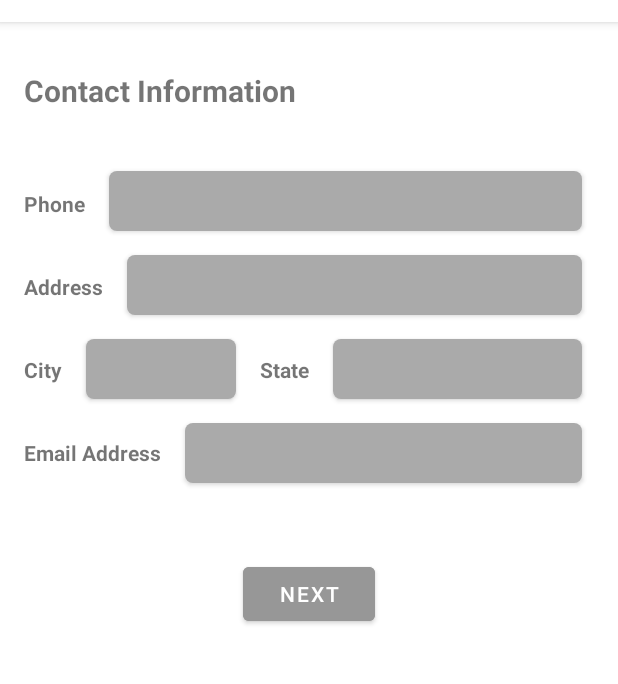
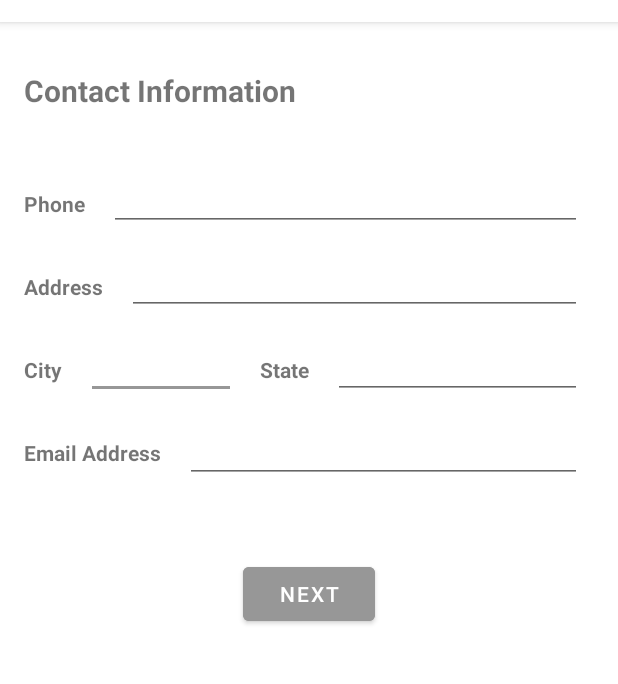
Before and after one commit to olubunmialegbeleye/MedRecord, an Android app: the fragment ContactInformationFragment shown on its own in the app's theme, on a phone screen of 412 x 824 dp, the part 62-746 px from its top. Run offline under Robolectric (Android 15) with nearby library versions, the phone set to English and light mode, and no system bars.

Commit message:
Cleanup layout files

```diff
--- a/app/src/main/res/layout/activity_main.xml
+++ b/app/src/main/res/layout/activity_empty_record.xml
@@ -4,7 +4,7 @@
     xmlns:tools="http://schemas.android.com/tools"
     android:layout_width="match_parent"
     android:layout_height="match_parent"
-    tools:context=".MainActivity">
+    tools:context=".EmptyRecordActivity">
 
     <com.google.android.material.appbar.AppBarLayout
         android:layout_width="match_parent"
--- a/app/src/main/res/layout/activity_record_manager.xml
+++ b/app/src/main/res/layout/activity_record_manager.xml
@@ -4,7 +4,7 @@
     xmlns:tools="http://schemas.android.com/tools"
     android:layout_width="match_parent"
     android:layout_height="match_parent"
-    tools:context=".RecordManager">
+    tools:context=".RecordManagerActivity">
 
     <com.google.android.material.appbar.AppBarLayout
     android:layout_width="match_parent"
@@ -20,7 +20,7 @@
 
 </com.google.android.material.appbar.AppBarLayout>
 
-    <!--<com.google.android.material.floatingactionbutton.FloatingActionButton
+    <com.google.android.material.floatingactionbutton.FloatingActionButton
         android:id="@+id/fab"
         android:layout_width="wrap_content"
         android:layout_height="wrap_content"
@@ -28,7 +28,7 @@
         android:layout_margin="@dimen/fab_margin"
         android:contentDescription="@string/fab_content_description"
         app:backgroundTint="@color/fabBackground"
-        app:srcCompat="@android:drawable/ic_input_add" />-->
+        app:srcCompat="@android:drawable/ic_input_add" />
 
     <include layout="@layout/content_record_manager" />
 
--- a/app/src/main/res/layout/activity_sign_in.xml
+++ b/app/src/main/res/layout/activity_sign_in.xml
@@ -4,7 +4,7 @@
     xmlns:tools="http://schemas.android.com/tools"
     android:layout_width="match_parent"
     android:layout_height="match_parent"
-    tools:context=".MainActivity$SignInActivity">
+    tools:context=".EmptyRecordActivity$SignInActivity">
 
     <TextView
         android:id="@+id/textView3"
@@ -19,7 +19,7 @@
 
     <EditText
         android:id="@+id/editTextUsername"
-        style="@style/AppTheme.RoundedCornerMaterialButton"
+        style="@style/Widget.AppCompat.EditText"
         android:layout_width="0dp"
         android:layout_height="40dp"
         android:layout_marginTop="8dp"
@@ -56,7 +56,7 @@
 
     <EditText
         android:id="@+id/editTextPassword"
-        style="@style/AppTheme.RoundedCornerMaterialButton"
+        style="@style/Widget.AppCompat.EditText"
         android:layout_width="0dp"
         android:layout_height="40dp"
         android:layout_marginTop="16dp"
--- a/app/src/main/res/layout/activity_sign_up.xml
+++ b/app/src/main/res/layout/activity_sign_up.xml
@@ -30,7 +30,7 @@
 
     <EditText
         android:id="@+id/editTextUsername"
-        style="@style/AppTheme.RoundedCornerMaterialButton"
+        style="@style/Widget.AppCompat.EditText"
         android:layout_width="0dp"
         android:layout_height="40dp"
         android:layout_marginTop="8dp"
@@ -55,7 +55,7 @@
 
     <EditText
         android:id="@+id/editTextPassword"
-        style="@style/AppTheme.RoundedCornerMaterialButton"
+        style="@style/Widget.AppCompat.EditText"
         android:layout_width="0dp"
         android:layout_height="40dp"
         android:layout_marginTop="8dp"
@@ -79,7 +79,7 @@
 
     <EditText
         android:id="@+id/editTextConfirmPassword"
-        style="@style/AppTheme.RoundedCornerMaterialButton"
+        style="@style/Widget.AppCompat.EditText"
         android:layout_width="0dp"
         android:layout_height="40dp"
         android:layout_marginTop="8dp"
--- a/app/src/main/res/layout/fragment_contact_information.xml
+++ b/app/src/main/res/layout/fragment_contact_information.xml
@@ -4,7 +4,7 @@
     xmlns:tools="http://schemas.android.com/tools"
     android:layout_width="match_parent"
     android:layout_height="match_parent"
-    tools:context=".MainActivity$SignInActivity">
+    tools:context=".EmptyRecordActivity$SignInActivity">
 
 
     <TextView
@@ -72,7 +72,7 @@
 
     <EditText
         android:id="@+id/editTextTextPersonName5"
-        style="@style/AppTheme.RoundedCornerMaterialButton"
+        style="@style/Widget.AppCompat.EditText"
         android:layout_width="100dp"
         android:layout_height="40dp"
         android:layout_marginStart="16dp"
@@ -84,7 +84,7 @@
 
     <EditText
         android:id="@+id/editTextTextPersonName6"
-        style="@style/AppTheme.RoundedCornerMaterialButton"
+        style="@style/Widget.AppCompat.EditText"
         android:layout_width="0dp"
         android:layout_height="40dp"
         android:layout_marginStart="16dp"
@@ -98,7 +98,7 @@
 
     <EditText
         android:id="@+id/editTextPhone"
-        style="@style/AppTheme.RoundedCornerMaterialButton"
+        style="@style/Widget.AppCompat.EditText"
         android:layout_width="0dp"
         android:layout_height="40dp"
         android:layout_marginStart="16dp"
@@ -112,7 +112,7 @@
 
     <EditText
         android:id="@+id/editTextTextMultiLine"
-        style="@style/AppTheme.RoundedCornerMaterialButton"
+        style="@style/Widget.AppCompat.EditText"
         android:layout_width="0dp"
         android:layout_height="40dp"
         android:layout_marginStart="16dp"
@@ -127,7 +127,7 @@
 
     <EditText
         android:id="@+id/editTextTextEmailAddress"
-        style="@style/AppTheme.RoundedCornerMaterialButton"
+        style="@style/Widget.AppCompat.EditText"
         android:layout_width="0dp"
         android:layout_height="40dp"
         android:layout_marginStart="16dp"
```
Also changed, not shown: app/src/main/java/com/example/medrecord/PatientListRecyclerAdapter.java (+10 -1 lines), app/src/main/java/com/example/medrecord/RecordManagerActivity.java (renamed from app/src/main/java/com/example/medrecord/RecordManager.java, +10 -8 lines), app/src/main/res/layout/activity_new_record.xml (+4 -3 lines), app/src/main/res/layout/fragment_personal_information.xml (+4 -4 lines).
